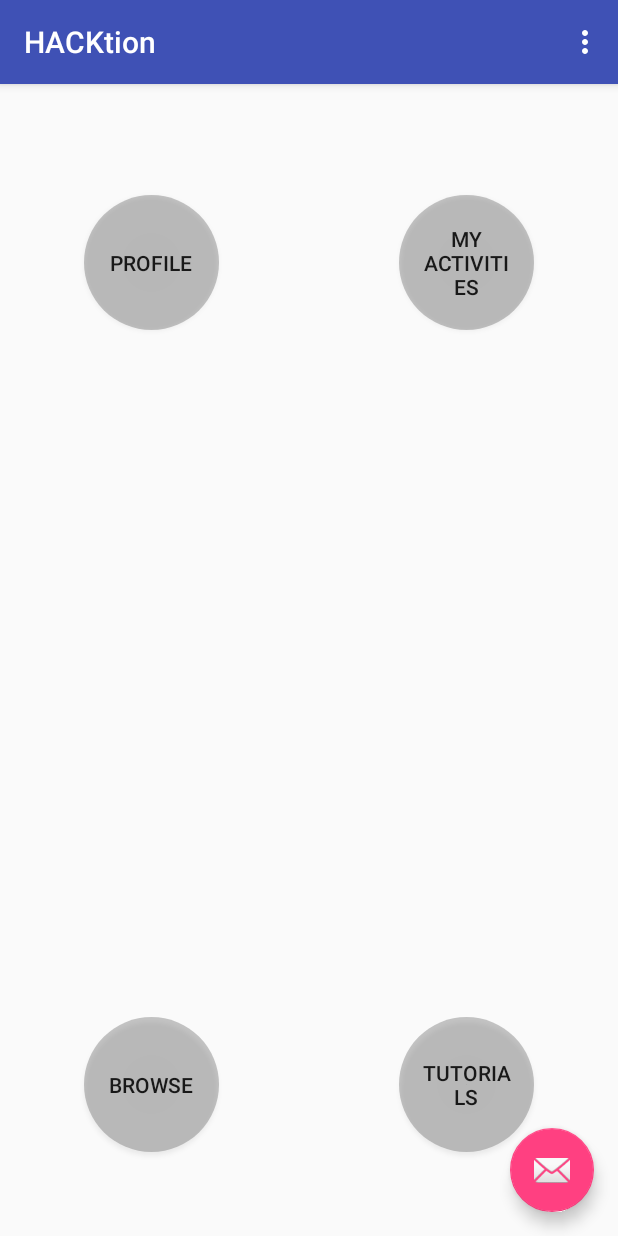
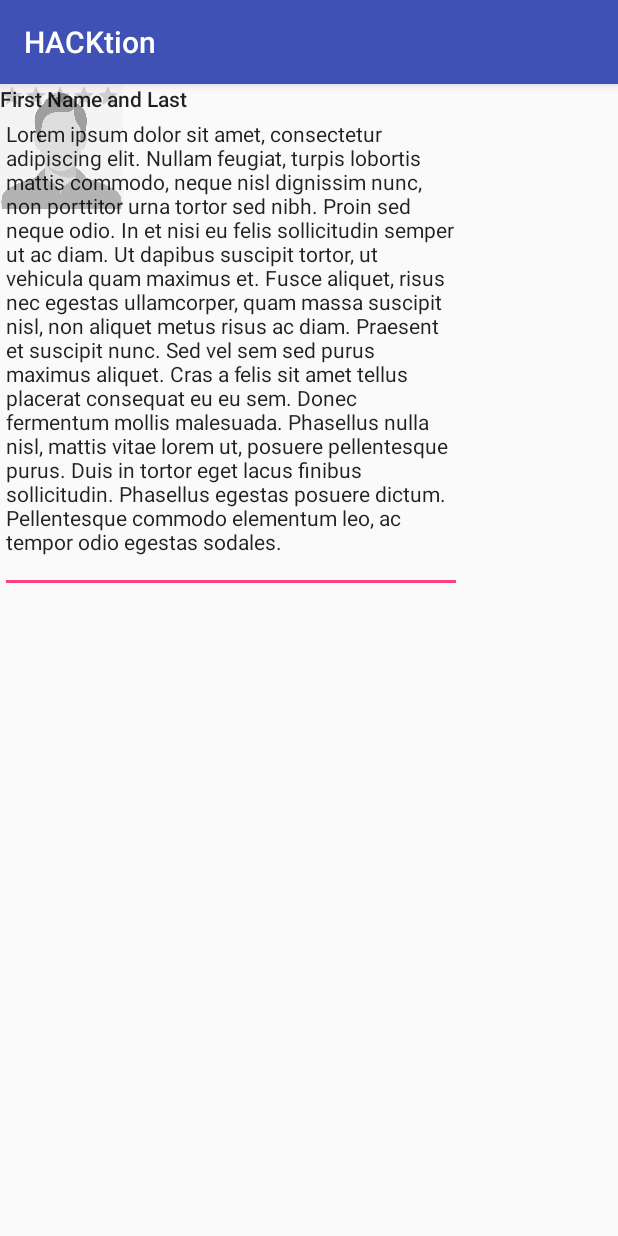
Before and after one commit to brianfu/TeamCSSS-Enactus, an Android app: the screen it shows after launch (MainActivity before the commit, profile after it), after a tap on "PROFILE", on a phone screen of 412 x 824 dp. Run offline under Robolectric (Android 15) with nearby library versions, the light colour scheme and no system bars.

Commit message:
Profile page added

```diff
--- a/HACKtion/app/src/main/AndroidManifest.xml
+++ b/HACKtion/app/src/main/AndroidManifest.xml
@@ -24,7 +24,11 @@
             android:label="@string/title_activity_report"
             android:theme="@style/AppTheme.NoActionBar" />
         <activity android:name=".browsePage" />
-        <activity android:name=".tutorialPage"></activity>
+        <activity android:name=".tutorialPage" />
+        <activity
+            android:name=".Main2Activity"
+            android:label="@string/title_activity_main2"
+            android:theme="@style/AppTheme.NoActionBar" />
     </application>
 
 </manifest>
--- a/HACKtion/app/src/main/java/com/example/jryzkns/hacktion/MainActivity.java
+++ b/HACKtion/app/src/main/java/com/example/jryzkns/hacktion/MainActivity.java
@@ -19,11 +19,11 @@ public class MainActivity extends AppCompatActivity {
         Intent intent=new Intent(this, profile.class);
         startActivity(intent);
     }
-    public void tutorialButton(View tutorial){
+    public void tutorialButton(View tutorialPage){
         Intent intent=new Intent(this, tutorialPage.class);
         startActivity(intent);
     }
-    public void browseButton(View browse){
+    public void browseButton(View browsePage){
         Intent intent=new Intent(this, browsePage.class);
         startActivity(intent);
     }
--- a/HACKtion/app/src/main/java/com/example/jryzkns/hacktion/profile.java
+++ b/HACKtion/app/src/main/java/com/example/jryzkns/hacktion/profile.java
@@ -2,6 +2,7 @@ package com.example.jryzkns.hacktion;
 
 import android.support.v7.app.AppCompatActivity;
 import android.os.Bundle;
+import android.support.v7.widget.Toolbar;
 
 public class profile extends AppCompatActivity {
 
--- a/HACKtion/app/src/main/java/com/example/jryzkns/hacktion/tutorialPage.java
+++ b/HACKtion/app/src/main/java/com/example/jryzkns/hacktion/tutorialPage.java
@@ -2,6 +2,7 @@ package com.example.jryzkns.hacktion;
 
 import android.support.v7.app.AppCompatActivity;
 import android.os.Bundle;
+import android.support.v7.widget.Toolbar;
 
 public class tutorialPage extends AppCompatActivity {
 
--- a/HACKtion/app/src/main/res/layout/activity_profile.xml
+++ b/HACKtion/app/src/main/res/layout/activity_profile.xml
@@ -6,4 +6,42 @@
     android:layout_height="match_parent"
     tools:context="com.example.jryzkns.hacktion.profile">
 
+    <ImageView
+        android:id="@+id/imageView2"
+        android:layout_height="84dp"
+        android:layout_width="82dp"
+        app:srcCompat="@drawable/profile_pic"
+        tools:layout_editor_absoluteX="139dp"
+        tools:layout_editor_absoluteY="16dp" />
+
+    <TextView
+        android:id="@+id/textView"
+        android:layout_width="wrap_content"
+        android:layout_height="wrap_content"
+        android:text="First Name and Last"
+        android:textAppearance="@style/TextAppearance.AppCompat.Body2"
+        tools:layout_editor_absoluteX="117dp"
+        tools:layout_editor_absoluteY="116dp" />
+
+    <RatingBar
+        android:id="@+id/ratingBar"
+        style="@style/Widget.AppCompat.RatingBar.Small"
+        android:layout_width="wrap_content"
+        android:layout_height="wrap_content"
+        android:backgroundTint="@android:color/darker_gray"
+        tools:layout_editor_absoluteX="140dp"
+        tools:layout_editor_absoluteY="142dp" />
+
+    <EditText
+        android:id="@+id/editText2"
+        style="@android:style/Widget.AutoCompleteTextView"
+        android:layout_width="308dp"
+        android:layout_height="339dp"
+        android:ems="10"
+        android:inputType="textMultiLine"
+        android:text="Lorem ipsum dolor sit amet, consectetur adipiscing elit. Nullam feugiat, turpis lobortis mattis commodo, neque nisl dignissim nunc, non porttitor urna tortor sed nibh. Proin sed neque odio. In et nisi eu felis sollicitudin semper ut ac diam. Ut dapibus suscipit tortor, ut vehicula quam maximus et. Fusce aliquet, risus nec egestas ullamcorper, quam massa suscipit nisl, non aliquet metus risus ac diam. Praesent et suscipit nunc. Sed vel sem sed purus maximus aliquet. Cras a felis sit amet tellus placerat consequat eu eu sem. Donec fermentum mollis malesuada. Phasellus nulla nisl, mattis vitae lorem ut, posuere pellentesque purus. Duis in tortor eget lacus finibus sollicitudin. Phasellus egestas posuere dictum. Pellentesque commodo elementum leo, ac tempor odio egestas sodales.  "
+        android:textAppearance="@style/TextAppearance.AppCompat.Small"
+        tools:layout_editor_absoluteX="25dp"
+        tools:layout_editor_absoluteY="145dp" />
+
 </android.support.constraint.ConstraintLayout>
--- a/HACKtion/app/src/main/res/layout/content_main.xml
+++ b/HACKtion/app/src/main/res/layout/content_main.xml
@@ -22,7 +22,7 @@
         android:layout_alignStart="@+id/browseButton"
         android:layout_alignTop="@+id/myReport"
         android:background="@drawable/button_bg_round"
-        android:onClick="publicButton"
+        android:onClick="profileButton"
         android:padding="15dp"
         android:text="Profile"
         tools:clickable="true" />
--- a/HACKtion/app/src/main/res/values/strings.xml
+++ b/HACKtion/app/src/main/res/values/strings.xml
@@ -2,4 +2,5 @@
     <string name="app_name">HACKtion</string>
     <string name="action_settings">Settings</string>
     <string name="title_activity_report">report</string>
+    <string name="title_activity_main2">Main2Activity</string>
 </resources>
```
Also changed, not shown: HACKtion/app/src/main/res/layout/activity_browse_page.xml (+26 -2 lines), HACKtion/app/src/main/res/drawable/profile_pic.jpg (added).
